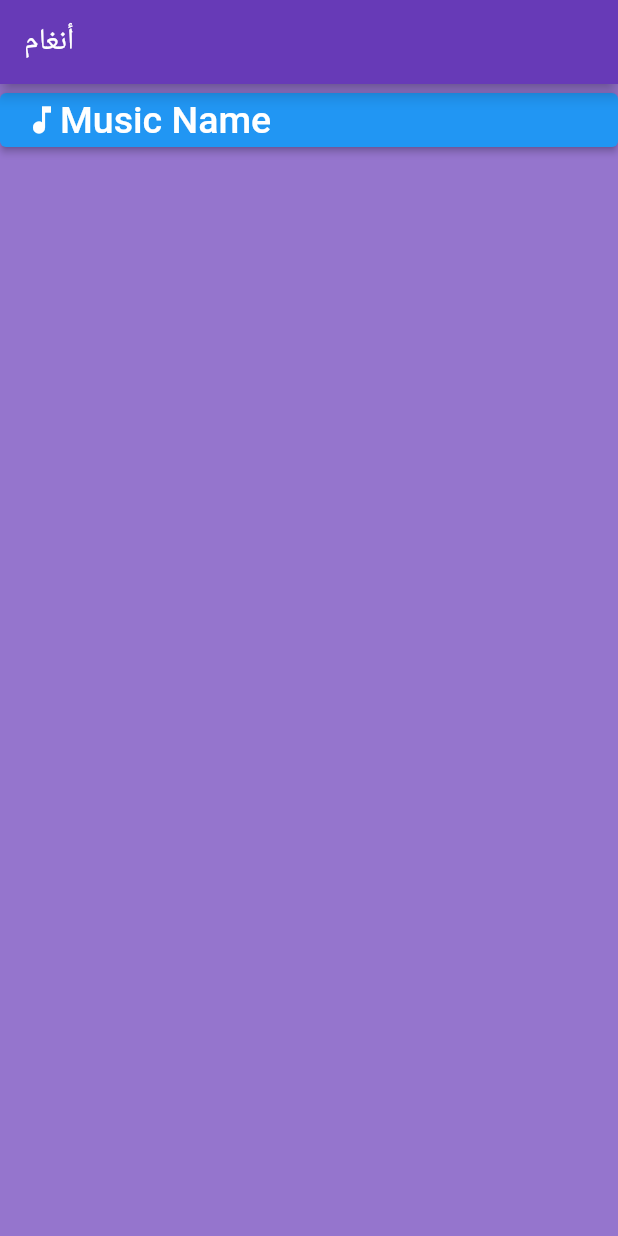
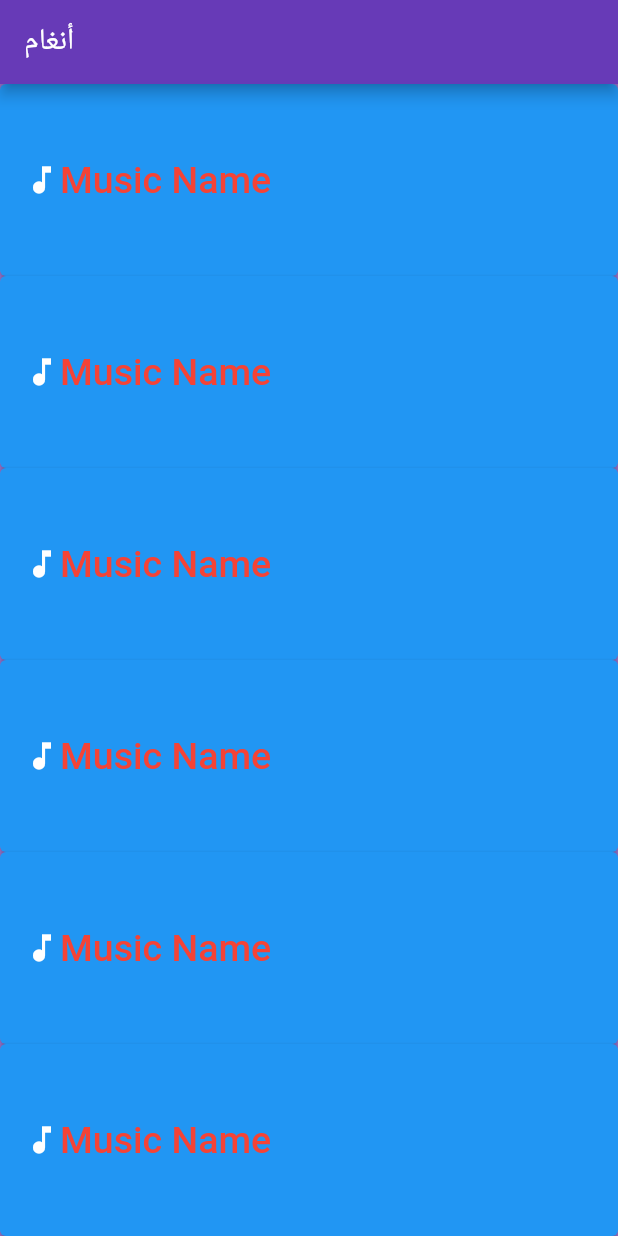
Before and after one commit to SayedShawky-dev/Angham, a Flutter app: the screen it shows after launch, after a tap on "Music Name", on a phone screen of 412 x 824 dp. Run offline on Flutter 3.47's test engine with Material 2 defaults, Android fonts, the phone set to English and light mode, and no system bars; our stand-ins replace audioplayers.

Commit message:
after add music-1.mp3 to code

```diff
--- a/lib/home_screen.dart
+++ b/lib/home_screen.dart
@@ -13,6 +13,23 @@ class HomeScreen extends StatefulWidget {
 class _HomeScreenState extends State<HomeScreen> {
   final player = AudioPlayer();
 
+  Expanded musicPlayer(){
+    return Expanded(
+
+      child: ElevatedButton(onPressed: ( )  {
+        player.setSource(AssetSource('music-1.mp3'));
+        print('Testing');
+      },
+          child: Row(
+            children: [
+              Icon(Icons.music_note),
+              Text('Music Name',style: TextStyle(fontSize: 25, color: Colors.red),),
+            ],
+
+          )),
+    );
+  }
+
   @override
   Widget build(BuildContext context) {
     return Scaffold(
@@ -23,17 +40,12 @@ class _HomeScreenState extends State<HomeScreen> {
       ),
       body: Column(
         children: [
-          ElevatedButton(onPressed: ( ){
-            player.setSource(AssetSource('music-1.mp3'));
-            print('Testing');
-          },
-              child: Row(
-                children: [
-                  Icon(Icons.music_note),
-                  Text('Music Name',style: TextStyle(fontSize: 25),)
-                ],
-
-          )),
+          musicPlayer(),
+          musicPlayer(),
+          musicPlayer(),
+          musicPlayer(),
+          musicPlayer(),
+          musicPlayer(),
 
 
 
```
